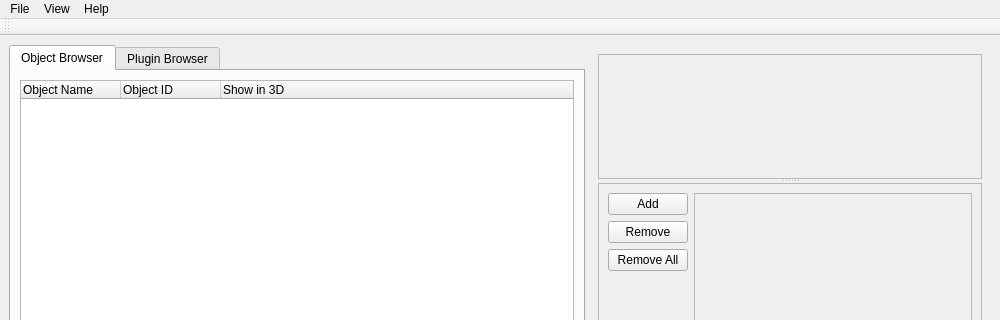
Qt form rtUI/rtMainWindow.ui (pengwg/vurtigo) before a commit; both pictures show x 0 to 1000 and y 0 to 320 of the 1000 by 800 pixel window.
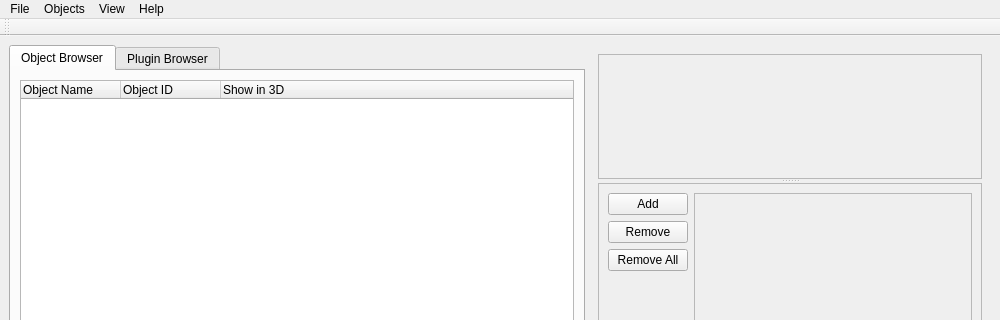
The same form after that commit.

Diff of the .ui file:
```diff
--- a/rtUI/rtMainWindow.ui
+++ b/rtUI/rtMainWindow.ui
@@ -258,7 +258,16 @@
     <addaction name="menuLayout"/>
     <addaction name="actionCoordinate_Axes"/>
    </widget>
+   <widget class="QMenu" name="menuObjects">
+    <property name="title">
+     <string>Objects</string>
+    </property>
+    <addaction name="actionNewObject"/>
+    <addaction name="separator"/>
+    <addaction name="actionDeleteSelected"/>
+   </widget>
    <addaction name="menuFile"/>
+   <addaction name="menuObjects"/>
    <addaction name="menuView"/>
    <addaction name="menuHelp"/>
   </widget>
```
Left out of the diff: 10 changed lines with no effect on the pictures.
